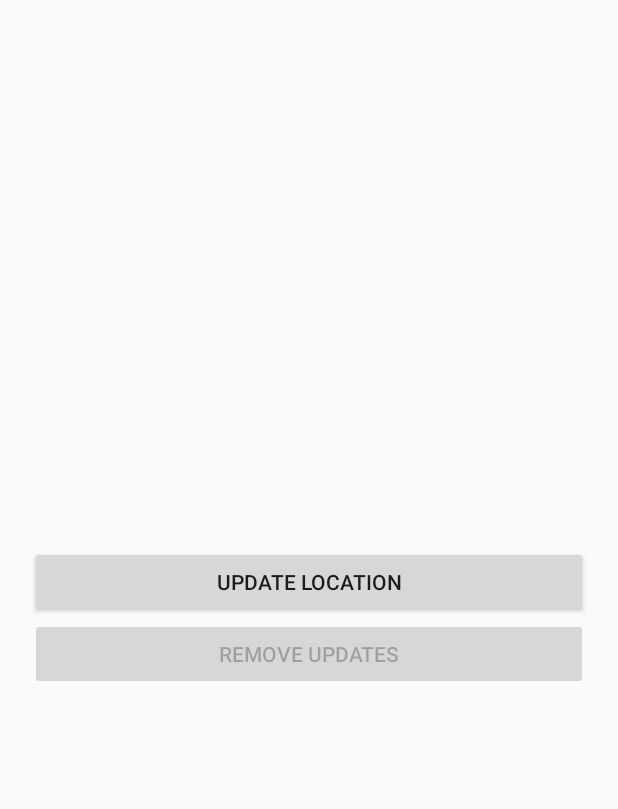
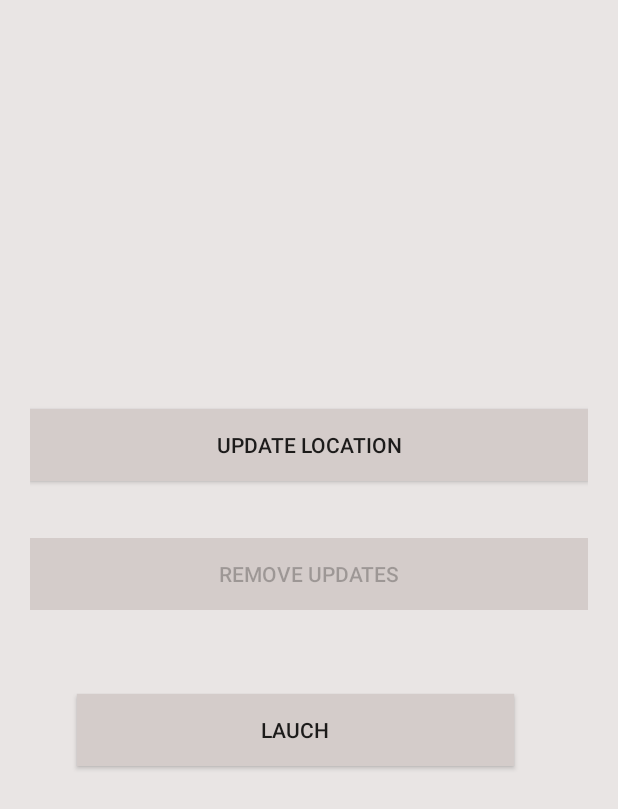
Before and after one commit to priyamshah112/virtual-mask, an Android app: the MainActivity screen opened directly, with no data from a screen before it, on a phone screen of 412 x 824 dp. Shown: the top 809 px of the screen. Run offline under Robolectric (Android 15) with nearby library versions, the phone set to English and light mode, and no system bars; our stand-ins replace EventBus; libraries missing offline, so code that uses them is left out: com.karumi.dexter; 1 statement that could not run was skipped.

Commit message:
almost done now logo and some ui updations are remaining

```diff
--- a/app/src/main/java/com/intelisys/backgroundlocation/MainActivity.java
+++ b/app/src/main/java/com/intelisys/backgroundlocation/MainActivity.java
@@ -37,7 +37,7 @@ import java.util.prefs.PreferenceChangeListener;
 
 public class MainActivity extends AppCompatActivity implements SharedPreferences.OnSharedPreferenceChangeListener {
 
-    Button requestLocation,removeLocation;
+    Button requestLocation,removeLocation,Launch;
     private static final int LOCATION_PERMISSION_CODE = 100;
     MyBackgroundService mService = null;
     boolean mBound = false;
@@ -115,6 +115,29 @@ public class MainActivity extends AppCompatActivity implements SharedPreferences
         setContentView(R.layout.activity_main);
         requestLocation = (Button)findViewById(R.id.request_location_updates_button);
         removeLocation = (Button)findViewById(R.id.remove_location_updated_button);
+        Launch = (Button)findViewById(R.id.launch);
+        //requestLocation.setEnabled(false);
+        Launch.setOnClickListener(new View.OnClickListener() {
+            @Override
+            public void onClick(View v) {
+                SharedPreferences preferences = getSharedPreferences("gender", MODE_PRIVATE);
+                boolean value = preferences.getBoolean("isBackgroundSet", Boolean.parseBoolean(""));
+                if(value==true){
+                    Intent intent = new Intent(MainActivity.this, VirtualMask.class);
+                    startActivity(intent);
+                }
+                else {
+                    if (value == false) {
+                        Toast.makeText(getApplicationContext(),"You have disable the location feature",Toast.LENGTH_SHORT).show();
+                        Intent intent = new Intent(MainActivity.this, VirtualMask.class);
+                        startActivity(intent);
+                    }
+                    else {
+                        Toast.makeText(getApplicationContext(),"Please update the location feayure by clicking on it",Toast.LENGTH_SHORT).show();
+                    }
+                }
+            }
+        });
         requestLocation.setOnClickListener(new View.OnClickListener(){
             @Override
             public void onClick(View v) {
@@ -145,8 +168,8 @@ public class MainActivity extends AppCompatActivity implements SharedPreferences
                 SharedPreferences.Editor editor = preferences.edit();
                 editor.putBoolean("isBackgroundSet", false);
                 editor.apply();
-                Intent intent = new Intent(MainActivity.this, VirtualMask.class);
-                startActivity(intent);
+                //Intent intent = new Intent(MainActivity.this, VirtualMask.class);
+                //startActivity(intent);
             }
         });
 
--- a/app/src/main/res/drawable/round_button.xml
+++ b/app/src/main/res/drawable/round_button.xml
@@ -8,7 +8,7 @@
         android:color="#CC888888" >
     </stroke>
 
-    <solid android:color="@color/colorbg" />
+    <solid android:color="@color/mask_color" />
 
     <corners
         android:bottomLeftRadius="10dp"
--- a/app/src/main/res/layout/activity_fullscreen.xml
+++ b/app/src/main/res/layout/activity_fullscreen.xml
@@ -202,7 +202,7 @@
             android:gravity="center"
             android:text="PLease Wear Your Mask \n And click the Image"
             android:textAlignment="center"
-            android:textColor="#000000"
+            android:textColor="#330000"
             android:textSize="20sp"
             android:textStyle="bold" />
 
--- a/app/src/main/res/layout/activity_main.xml
+++ b/app/src/main/res/layout/activity_main.xml
@@ -1,5 +1,5 @@
 <?xml version="1.0" encoding="utf-8"?>
-<LinearLayout xmlns:android="http://schemas.android.com/apk/res/android"
+<RelativeLayout xmlns:android="http://schemas.android.com/apk/res/android"
     xmlns:app="http://schemas.android.com/apk/res-auto"
     xmlns:tools="http://schemas.android.com/tools"
     android:id="@+id/activity_main"
@@ -8,18 +8,38 @@
     android:padding="20dp"
     android:gravity="center"
     tools:context=".MainActivity"
+    android:background="@color/unmask_color"
     android:orientation="vertical">
 
     <Button
         android:id="@+id/request_location_updates_button"
         android:layout_width="match_parent"
         android:layout_height="wrap_content"
-        android:text="UPDATE LOCATION"/>
+        android:layout_above="@+id/remove_location_updated_button"
+        android:layout_marginBottom="38dp"
+        android:background="@color/mask_color"
+        android:text="UPDATE LOCATION" />
 
     <Button
         android:id="@+id/remove_location_updated_button"
         android:layout_width="match_parent"
         android:layout_height="wrap_content"
-        android:text="REMOVE UPDATES"/>
+        android:layout_above="@+id/launch"
+        android:layout_marginBottom="56dp"
+        android:background="@color/mask_color"
+        android:text="REMOVE UPDATES" />
 
-</LinearLayout>
+    <Button
+        android:id="@+id/launch"
+        android:layout_width="match_parent"
+        android:layout_height="wrap_content"
+        android:layout_alignParentStart="true"
+        android:layout_alignParentEnd="true"
+        android:layout_alignParentBottom="true"
+        android:layout_marginStart="31dp"
+        android:layout_marginEnd="49dp"
+        android:layout_marginBottom="40dp"
+        android:background="@color/mask_color"
+        android:text="Lauch" />
+
+</RelativeLayout>
--- a/app/src/main/res/layout/activity_select_gender.xml
+++ b/app/src/main/res/layout/activity_select_gender.xml
@@ -4,7 +4,7 @@
     xmlns:tools="http://schemas.android.com/tools"
     android:layout_width="match_parent"
     android:layout_height="match_parent"
-    android:background="@color/colorgender"
+    android:background="@color/unmask_color"
     tools:context=".SelectGenderActivity">
 
     <ImageView
--- a/app/src/main/res/values/colors.xml
+++ b/app/src/main/res/values/colors.xml
@@ -13,4 +13,8 @@
     <color name="floatbutton">#AF4341</color>
 
     <color name="black_overlay">#66000000</color>
+    <color name="mask_color">#D4CCCA</color>
+    <color name="unmask_color">#E9E5E4</color>
+
+
 </resources>
--- a/app/src/main/res/values/strings.xml
+++ b/app/src/main/res/values/strings.xml
@@ -1,5 +1,5 @@
 <resources>
-    <string name="app_name">Background Location</string>
+    <string name="app_name">Virtual Mask</string>
     <string name="title_activity_splash_screen">VIrtual Mask</string>
     <string name="dummy_button">Dummy Button</string>
     <string name="dummy_content">DUMMY\nCONTENT</string>
```
Also changed, not shown: app/src/main/java/com/intelisys/backgroundlocation/MyBackgroundService.java (+19 -3 lines), app/src/main/java/com/intelisys/backgroundlocation/VirtualMask.java (+32 -7 lines), app/src/main/res/drawable/back.png.
